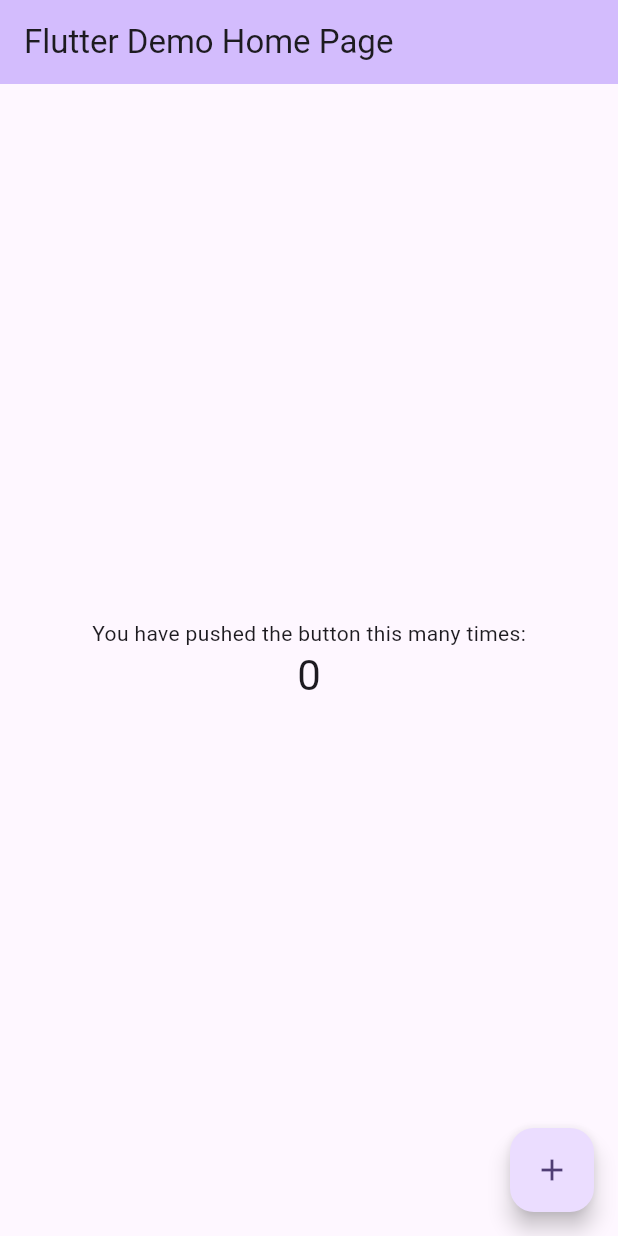
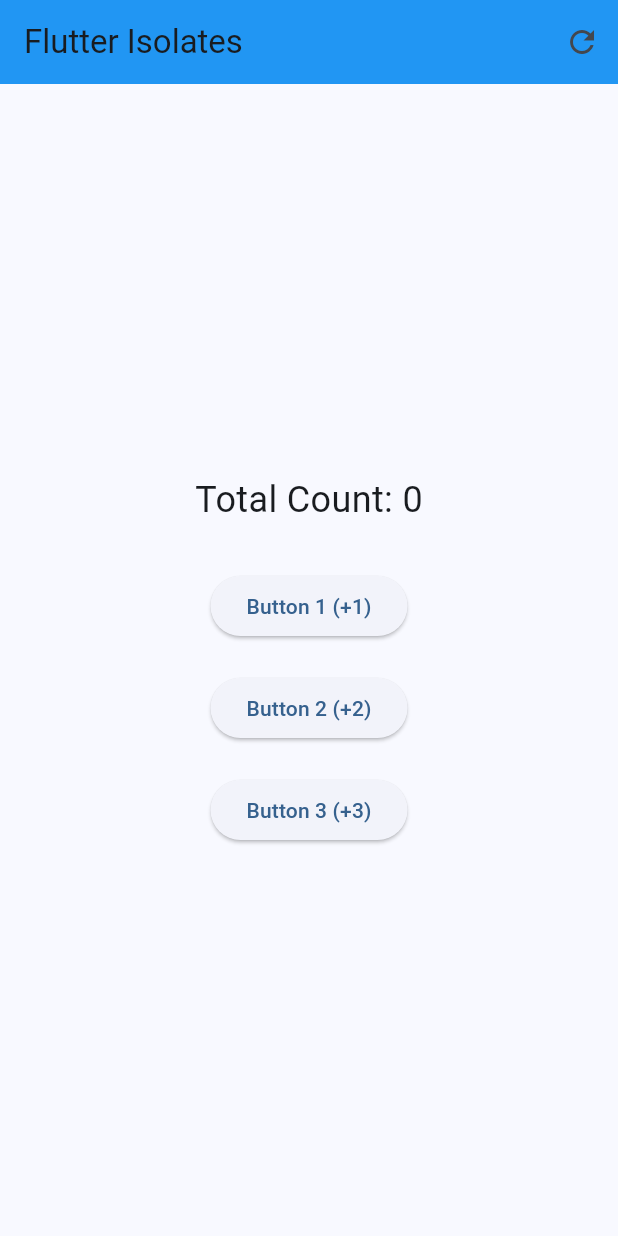
Before and after one commit to devameerhamxa/isolates_in_flutter_dart, a Flutter app: the screen it shows after launch, on a phone screen of 412 x 824 dp. Run offline on Flutter 3.47's test engine with Material 3 defaults, Android fonts, the phone set to English and light mode, and no system bars.

Commit message:
project setup

```diff
--- a/lib/main.dart
+++ b/lib/main.dart
@@ -1,4 +1,7 @@
 import 'package:flutter/material.dart';
+import 'package:provider/provider.dart';
+import 'providers/button_provider.dart';
+import 'screens/home_screen.dart';
 
 void main() {
   runApp(const MyApp());
@@ -7,116 +10,18 @@
 class MyApp extends StatelessWidget {
   const MyApp({super.key});
 
-  // This widget is the root of your application.
   @override
   Widget build(BuildContext context) {
-    return MaterialApp(
-      title: 'Flutter Demo',
-      theme: ThemeData(
-        // This is the theme of your application.
-        //
-        // TRY THIS: Try running your application with "flutter run". You'll see
-        // the application has a purple toolbar. Then, without quitting the app,
-        // try changing the seedColor in the colorScheme below to Colors.green
-        // and then invoke "hot reload" (save your changes or press the "hot
-        // reload" button in a Flutter-supported IDE, or press "r" if you used
-        // the command line to start the app).
-        //
-        // Notice that the counter didn't reset back to zero; the application
-        // state is not lost during the reload. To reset the state, use hot
-        // restart instead.
-        //
-        // This works for code too, not just values: Most code changes can be
-        // tested with just a hot reload.
-        colorScheme: ColorScheme.fromSeed(seedColor: Colors.deepPurple),
+    return ChangeNotifierProvider(
+      create: (_) => ButtonProvider(),
+      child: MaterialApp(
+        title: 'Isolates in Flutter',
+        theme: ThemeData(
+          colorScheme: ColorScheme.fromSeed(seedColor: Colors.blue),
+          useMaterial3: true,
+        ),
+        home: const HomeScreen(),
       ),
-      home: const MyHomePage(title: 'Flutter Demo Home Page'),
     );
   }
 }
-
-class MyHomePage extends StatefulWidget {
-  const MyHomePage({super.key, required this.title});
-
-  // This widget is the home page of your application. It is stateful, meaning
-  // that it has a State object (defined below) that contains fields that affect
-  // how it looks.
-
-  // This class is the configuration for the state. It holds the values (in this
-  // case the title) provided by the parent (in this case the App widget) and
-  // used by the build method of the State. Fields in a Widget subclass are
-  // always marked "final".
-
-  final String title;
-
-  @override
-  State<MyHomePage> createState() => _MyHomePageState();
-}
-
-class _MyHomePageState extends State<MyHomePage> {
-  int _counter = 0;
-
-  void _incrementCounter() {
-    setState(() {
-      // This call to setState tells the Flutter framework that something has
-      // changed in this State, which causes it to rerun the build method below
-      // so that the display can reflect the updated values. If we changed
-      // _counter without calling setState(), then the build method would not be
-      // called again, and so nothing would appear to happen.
-      _counter++;
-    });
-  }
-
-  @override
-  Widget build(BuildContext context) {
-    // This method is rerun every time setState is called, for instance as done
-    // by the _incrementCounter method above.
-    //
-    // The Flutter framework has been optimized to make rerunning build methods
-    // fast, so that you can just rebuild anything that needs updating rather
-    // than having to individually change instances of widgets.
-    return Scaffold(
-      appBar: AppBar(
-        // TRY THIS: Try changing the color here to a specific color (to
-        // Colors.amber, perhaps?) and trigger a hot reload to see the AppBar
-        // change color while the other colors stay the same.
-        backgroundColor: Theme.of(context).colorScheme.inversePrimary,
-        // Here we take the value from the MyHomePage object that was created by
-        // the App.build method, and use it to set our appbar title.
-        title: Text(widget.title),
-      ),
-      body: Center(
-        // Center is a layout widget. It takes a single child and positions it
-        // in the middle of the parent.
-        child: Column(
-          // Column is also a layout widget. It takes a list of children and
-          // arranges them vertically. By default, it sizes itself to fit its
-          // children horizontally, and tries to be as tall as its parent.
-          //
-          // Column has various properties to control how it sizes itself and
-          // how it positions its children. Here we use mainAxisAlignment to
-          // center the children vertically; the main axis here is the vertical
-          // axis because Columns are vertical (the cross axis would be
-          // horizontal).
-          //
-          // TRY THIS: Invoke "debug painting" (choose the "Toggle Debug Paint"
-          // action in the IDE, or press "p" in the console), to see the
-          // wireframe for each widget.
-          mainAxisAlignment: MainAxisAlignment.center,
-          children: <Widget>[
-            const Text('You have pushed the button this many times:'),
-            Text(
-              '$_counter',
-              style: Theme.of(context).textTheme.headlineMedium,
-            ),
-          ],
-        ),
-      ),
-      floatingActionButton: FloatingActionButton(
-        onPressed: _incrementCounter,
-        tooltip: 'Increment',
-        child: const Icon(Icons.add),
-      ), // This trailing comma makes auto-formatting nicer for build methods.
-    );
-  }
-}
--- /dev/null
+++ b/lib/screens/home_screen.dart
@@ -0,0 +1,61 @@
+import 'package:flutter/material.dart';
+import 'package:provider/provider.dart';
+import '../providers/button_provider.dart';
+
+class HomeScreen extends StatelessWidget {
+  const HomeScreen({super.key});
+
+  @override
+  Widget build(BuildContext context) {
+    return Scaffold(
+      appBar: AppBar(
+        title: const Text('Flutter Isolates'),
+        backgroundColor: Colors.blue,
+        actions: [
+          IconButton(
+            icon: const Icon(Icons.refresh),
+            onPressed: () {
+              context.read<ButtonProvider>().resetCount();
+            },
+          ),
+        ],
+      ),
+      body: Center(
+        child: Column(
+          mainAxisAlignment: MainAxisAlignment.center,
+          children: [
+            Consumer<ButtonProvider>(
+              builder: (context, provider, child) {
+                return Text(
+                  'Total Count: ${provider.buttonClickCount}',
+                  style: const TextStyle(fontSize: 24),
+                );
+              },
+            ),
+            const SizedBox(height: 30),
+            ElevatedButton(
+              onPressed: () {
+                context.read<ButtonProvider>().incrementButton1();
+              },
+              child: const Text('Button 1 (+1)'),
+            ),
+            const SizedBox(height: 20),
+            ElevatedButton(
+              onPressed: () {
+                context.read<ButtonProvider>().incrementButton2();
+              },
+              child: const Text('Button 2 (+2)'),
+            ),
+            const SizedBox(height: 20),
+            ElevatedButton(
+              onPressed: () {
+                context.read<ButtonProvider>().incrementButton3();
+              },
+              child: const Text('Button 3 (+3)'),
+            ),
+          ],
+        ),
+      ),
+    );
+  }
+}
```
Also changed, not shown: lib/providers/button_provider.dart (added, +27 -0 lines), pubspec.yaml (+4 -3 lines), pubspec.lock.
